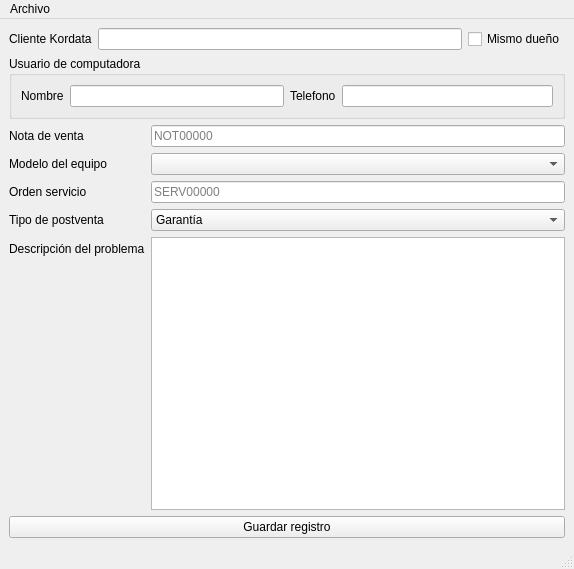
Old version of the form ui/aftersalesui.ui in the repository gabod22/Pixel-after-sell-reporter.
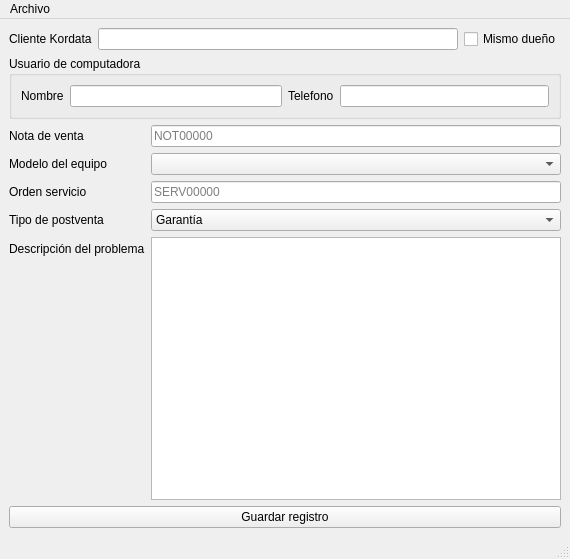
New version of the form.

Commit message: add update data dialog

What changed in the file:
```diff
--- a/ui/aftersalesui.ui
+++ b/ui/aftersalesui.ui
@@ -6,8 +6,8 @@
    <rect>
     <x>0</x>
     <y>0</y>
-    <width>574</width>
-    <height>569</height>
+    <width>570</width>
+    <height>559</height>
    </rect>
   </property>
   <property name="windowTitle">
@@ -174,7 +174,7 @@
     <rect>
      <x>0</x>
      <y>0</y>
-     <width>574</width>
+     <width>570</width>
      <height>22</height>
     </rect>
    </property>
```
The commit also changes 3 other files.
